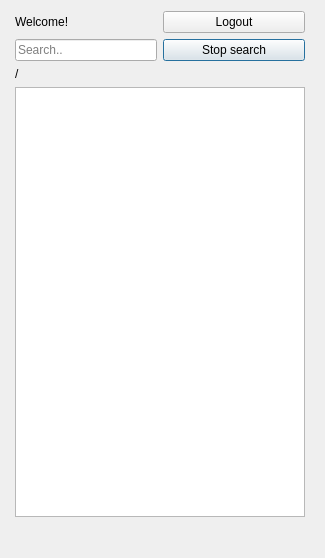
First picture: the form in tabs/MyDriveLoggedInTab.ui, repository ellipsis-drive-internal/qgis-plugin, before the edit.
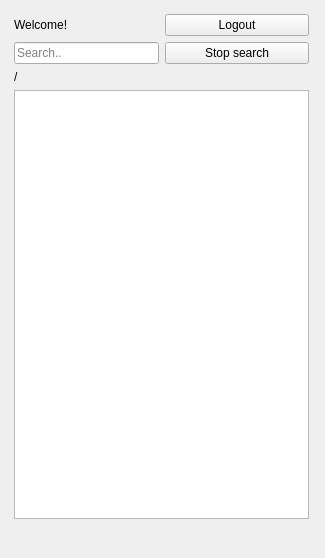
Second picture: the form after the edit.

Diff of the .ui file:
```diff
--- a/tabs/MyDriveLoggedInTab.ui
+++ b/tabs/MyDriveLoggedInTab.ui
@@ -1,7 +1,7 @@
 <?xml version="1.0" encoding="UTF-8"?>
 <ui version="4.0">
  <class>EllipsisConnectDialogBase</class>
- <widget class="QDialog" name="EllipsisConnectDialogBase">
+ <widget class="QDockWidget" name="EllipsisConnectDialogBase">
   <property name="geometry">
    <rect>
     <x>0</x>
```
